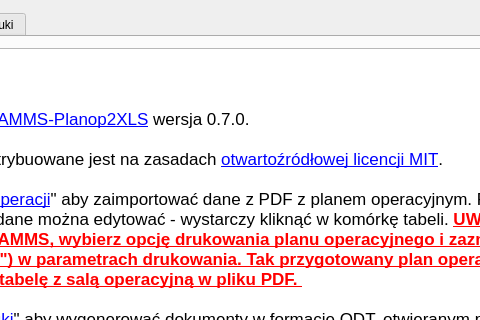
Qt form amms_planop2xls/mainwindow.ui (mpasternak/amms-planop2xls) before a commit; both pictures show x 264 to 744 and y 0 to 320 of the 914 by 676 pixel window.
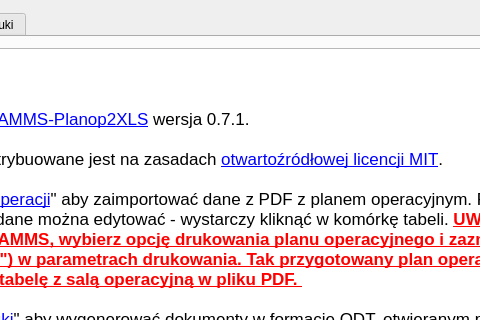
The same form after that commit. The open tabs and pages were chosen to show the change. Icons and pictures are not drawn.

Diff of the .ui file:
```diff
--- a/amms_planop2xls/mainwindow.ui
+++ b/amms_planop2xls/mainwindow.ui
@@ -40,7 +40,7 @@
 &lt;/style&gt;&lt;/head&gt;&lt;body style=&quot; font-family:'.SF NS Text'; font-size:13pt; font-weight:400; font-style:normal;&quot;&gt;
 &lt;p style=&quot; margin-top:0px; margin-bottom:0px; margin-left:0px; margin-right:0px; -qt-block-indent:0; text-indent:0px;&quot;&gt;&lt;span style=&quot; font-size:18pt; font-weight:600;&quot;&gt;Instrukcja obsługi&lt;/span&gt;&lt;/p&gt;
 &lt;p style=&quot;-qt-paragraph-type:empty; margin-top:0px; margin-bottom:0px; margin-left:0px; margin-right:0px; -qt-block-indent:0; text-indent:0px; font-size:18pt; font-weight:600;&quot;&gt;&lt;br /&gt;&lt;/p&gt;
-&lt;p style=&quot; margin-top:0px; margin-bottom:0px; margin-left:0px; margin-right:0px; -qt-block-indent:0; text-indent:0px;&quot;&gt;Korzystasz z oprogramowania &lt;a href=&quot;https://github.com/mpasternak/amms-planop2xls&quot;&gt;&lt;span style=&quot; text-decoration: underline; color:#0000ff;&quot;&gt;AMMS-Planop2XLS&lt;/span&gt;&lt;/a&gt; wersja 0.7.0. &lt;/p&gt;
+&lt;p style=&quot; margin-top:0px; margin-bottom:0px; margin-left:0px; margin-right:0px; -qt-block-indent:0; text-indent:0px;&quot;&gt;Korzystasz z oprogramowania &lt;a href=&quot;https://github.com/mpasternak/amms-planop2xls&quot;&gt;&lt;span style=&quot; text-decoration: underline; color:#0000ff;&quot;&gt;AMMS-Planop2XLS&lt;/span&gt;&lt;/a&gt; wersja 0.7.1. &lt;/p&gt;
 &lt;p style=&quot;-qt-paragraph-type:empty; margin-top:0px; margin-bottom:0px; margin-left:0px; margin-right:0px; -qt-block-indent:0; text-indent:0px;&quot;&gt;&lt;br /&gt;&lt;/p&gt;
 &lt;p style=&quot; margin-top:0px; margin-bottom:0px; margin-left:0px; margin-right:0px; -qt-block-indent:0; text-indent:0px;&quot;&gt;Niniejsze oprogramowanie dystrybuowane jest na zasadach &lt;a href=&quot;https://pl.wikipedia.org/wiki/Licencja_MIT&quot;&gt;&lt;span style=&quot; text-decoration: underline; color:#0000ff;&quot;&gt;otwartoźródłowej licencji MIT&lt;/span&gt;&lt;/a&gt;. &lt;/p&gt;
 &lt;p style=&quot;-qt-paragraph-type:empty; margin-top:0px; margin-bottom:0px; margin-left:0px; margin-right:0px; -qt-block-indent:0; text-indent:0px;&quot;&gt;&lt;br /&gt;&lt;/p&gt;
```
